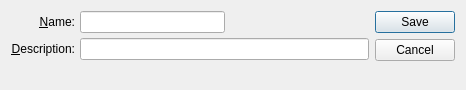
Above: guiclient/opportunitySource.ui from discountscott/qt-client before the change. Below: the same form after it.
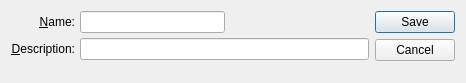
That is the form after the change. Custom widgets are drawn as their Qt base class.

```diff
--- a/guiclient/opportunitySource.ui
+++ b/guiclient/opportunitySource.ui
@@ -14,7 +14,7 @@
     <x>0</x>
     <y>0</y>
     <width>466</width>
-    <height>90</height>
+    <height>83</height>
    </rect>
   </property>
   <property name="windowTitle">
```
